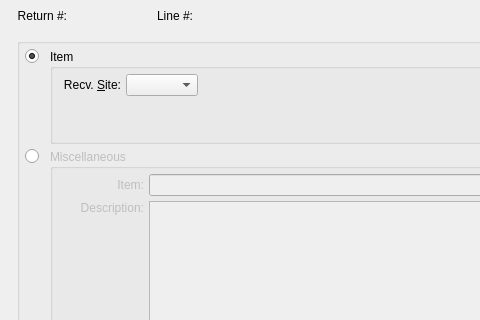
Old version of the form guiclient/creditMemoItem.ui in the repository Pegasus-RPG/xtuple-client; both pictures show x 0 to 480 and y 0 to 320 of the 948 by 980 pixel window.
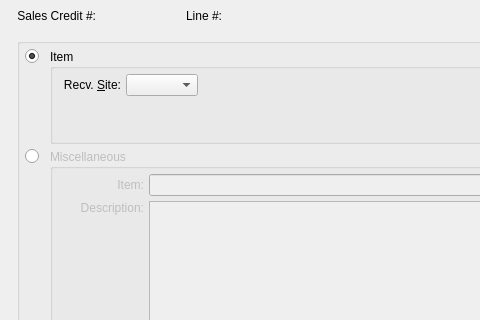
New version of the form. Custom widgets are drawn as their Qt base class.

Commit message: Issue #26802: Rename Credit Memo/Return to Sales Credit consistently

Diff of the .ui file:
```diff
--- a/guiclient/creditMemoItem.ui
+++ b/guiclient/creditMemoItem.ui
@@ -83,7 +83,7 @@
        <item>
         <widget class="QLabel" name="_orderNumberLit">
          <property name="text">
-          <string>Return #:</string>
+          <string>Sales Credit #:</string>
          </property>
          <property name="alignment">
           <set>Qt::AlignRight|Qt::AlignTrailing|Qt::AlignVCenter</set>
```
Left out of the diff: 2 changed lines with no effect on the pictures. The commit also changes 30 other files.
